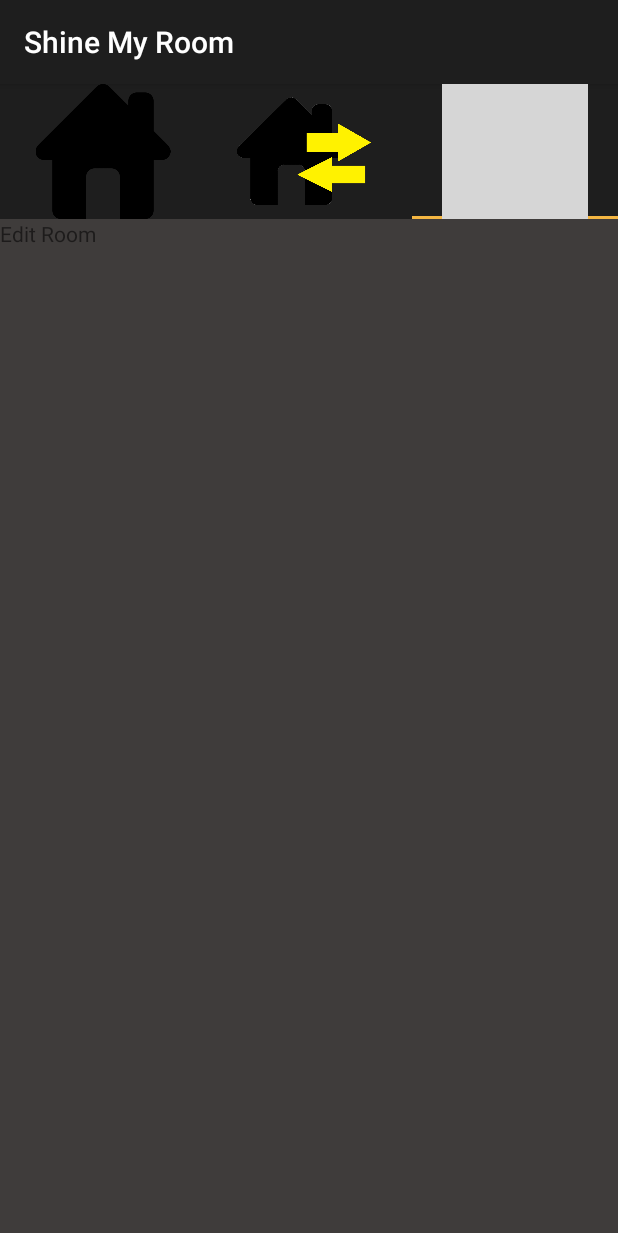
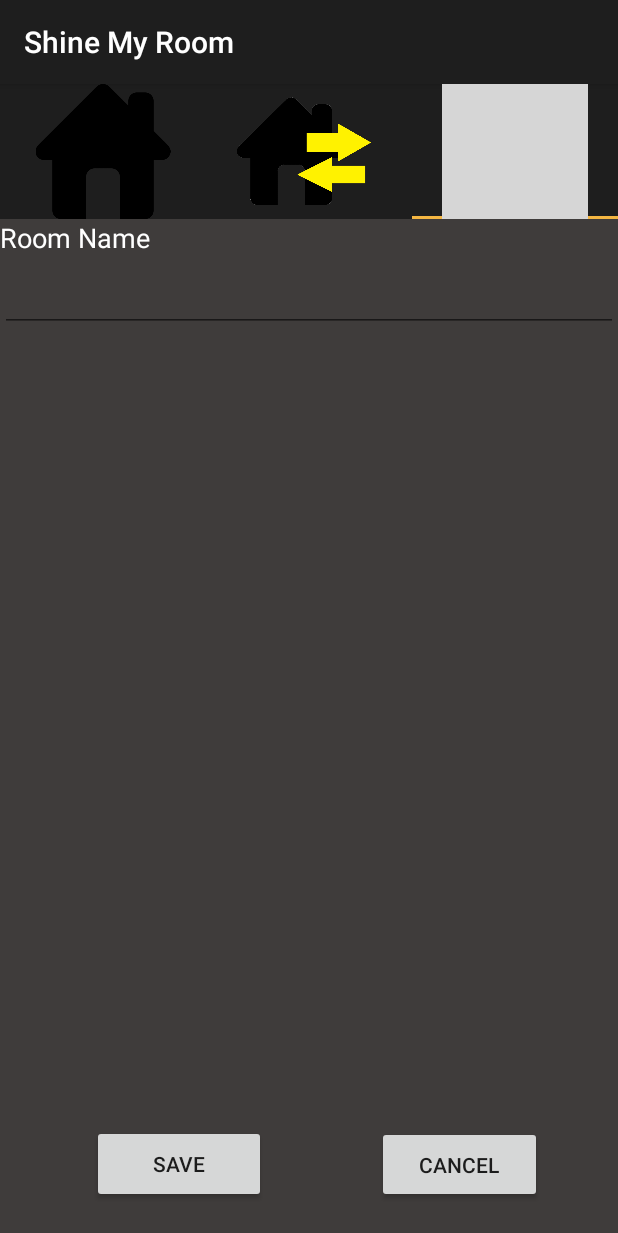
Before and after one commit to liao1994/SMAP, an Android app: the screen it shows after launch (HomeActivity), tab 3 chosen, on a phone screen of 412 x 824 dp. Shown: the top 1233 px of the screen. Run offline under Robolectric (Android 15) with nearby library versions, the phone set to English and light mode, and no system bars; libraries missing offline, so code that uses them is left out: com.todddavies.components; 3 statements that could not run were skipped; grey boxes are pictures that could not be loaded.

Commit message:
Edit xml

```diff
--- a/ShineMyRoom/app/src/main/res/layout/edit_room_fragment.xml
+++ b/ShineMyRoom/app/src/main/res/layout/edit_room_fragment.xml
@@ -1,11 +1,73 @@
 <?xml version="1.0" encoding="utf-8"?>
-<LinearLayout xmlns:android="http://schemas.android.com/apk/res/android"
-    android:orientation="vertical" android:layout_width="match_parent"
-    android:layout_height="match_parent">
+<android.support.constraint.ConstraintLayout xmlns:android="http://schemas.android.com/apk/res/android"
+    xmlns:app="http://schemas.android.com/apk/res-auto"
+    xmlns:tools="http://schemas.android.com/tools"
+    android:orientation="vertical"
+    android:layout_width="match_parent"
+    android:layout_height="match_parent"
+    android:weightSum="1">
 
     <TextView
-        android:id="@+id/textView2"
-        android:layout_width="match_parent"
+        android:id="@+id/editRoomLabel"
+        android:layout_width="0dp"
         android:layout_height="wrap_content"
-        android:text="Edit Room" />
-</LinearLayout>
+        android:text="@string/room_name"
+        android:textColor="#FFFFFF"
+        android:textSize="18sp"
+        app:layout_constraintRight_toRightOf="parent"
+        app:layout_constraintLeft_toLeftOf="parent"
+        app:layout_constraintTop_toTopOf="parent"
+        app:layout_constraintHorizontal_bias="0.0"
+        app:layout_constraintBottom_toBottomOf="parent"
+        app:layout_constraintVertical_bias="0.0" />
+
+    <EditText
+        android:id="@+id/editRoomName"
+        android:layout_width="0dp"
+        android:layout_height="wrap_content"
+        android:ems="10"
+        android:inputType="textPersonName"
+        android:textColor="#FFFFFF"
+        app:layout_constraintRight_toRightOf="parent"
+        app:layout_constraintLeft_toLeftOf="parent"
+        app:layout_constraintHorizontal_bias="0.0"
+        app:layout_constraintBottom_toBottomOf="parent"
+        app:layout_constraintTop_toTopOf="parent"
+        app:layout_constraintVertical_bias="0.047" />
+
+    <Button
+        android:id="@+id/saveBtn"
+        android:layout_width="116dp"
+        android:layout_height="52dp"
+        android:text="@string/save_btn_text"
+        app:layout_constraintBottom_toBottomOf="parent"
+        app:layout_constraintHorizontal_bias="0.208"
+        app:layout_constraintLeft_toLeftOf="parent"
+        app:layout_constraintRight_toRightOf="parent"
+        app:layout_constraintTop_toTopOf="parent"
+        app:layout_constraintVertical_bias="0.965" />
+
+    <Button
+        android:id="@+id/cancelBtn"
+        android:layout_width="110dp"
+        android:layout_height="51dp"
+        android:text="@string/cancel_btn_txt"
+        app:layout_constraintBottom_toBottomOf="parent"
+        app:layout_constraintHorizontal_bias="0.832"
+        app:layout_constraintLeft_toLeftOf="parent"
+        app:layout_constraintRight_toRightOf="parent"
+        app:layout_constraintTop_toTopOf="parent"
+        app:layout_constraintVertical_bias="0.965" />
+
+    <ListView
+        android:id="@+id/editRoomList"
+        android:layout_width="376dp"
+        android:layout_height="355dp"
+        app:layout_constraintBottom_toBottomOf="parent"
+        app:layout_constraintHorizontal_bias="0.0"
+        app:layout_constraintLeft_toLeftOf="parent"
+        app:layout_constraintRight_toRightOf="parent"
+        app:layout_constraintTop_toTopOf="parent"
+        app:layout_constraintVertical_bias="0.416" />
+
+</android.support.constraint.ConstraintLayout>
--- a/ShineMyRoom/app/src/main/res/layout/room_list_item.xml
+++ b/ShineMyRoom/app/src/main/res/layout/room_list_item.xml
@@ -23,7 +23,7 @@
         android:layout_width="wrap_content"
         android:layout_height="wrap_content"
         android:layout_marginStart="19dp"
-        android:text="RoomName"
+        android:text="@string/room_name"
         android:layout_alignBaseline="@+id/room_switch_list_item"
         android:layout_alignBottom="@+id/room_switch_list_item"
         android:layout_alignParentStart="true" />
--- a/ShineMyRoom/app/src/main/res/values/strings.xml
+++ b/ShineMyRoom/app/src/main/res/values/strings.xml
@@ -25,5 +25,7 @@
     <string name="connection_status_remote">Out Of Home Connection</string>
     <string name="no_connection_action">no_connection_action</string>
     <string name="no_connection_found">No connection found</string>
+    <string name="room_name">Room Name</string>
+    <string name="save_btn_text">Save</string>
 
 </resources>
```
